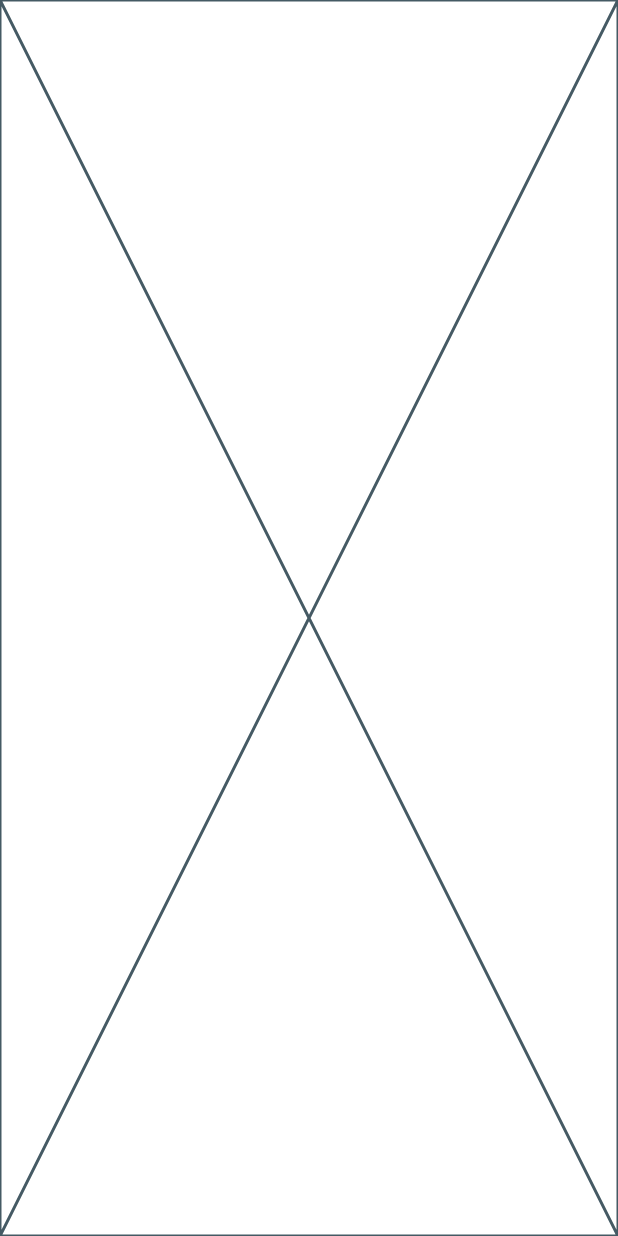
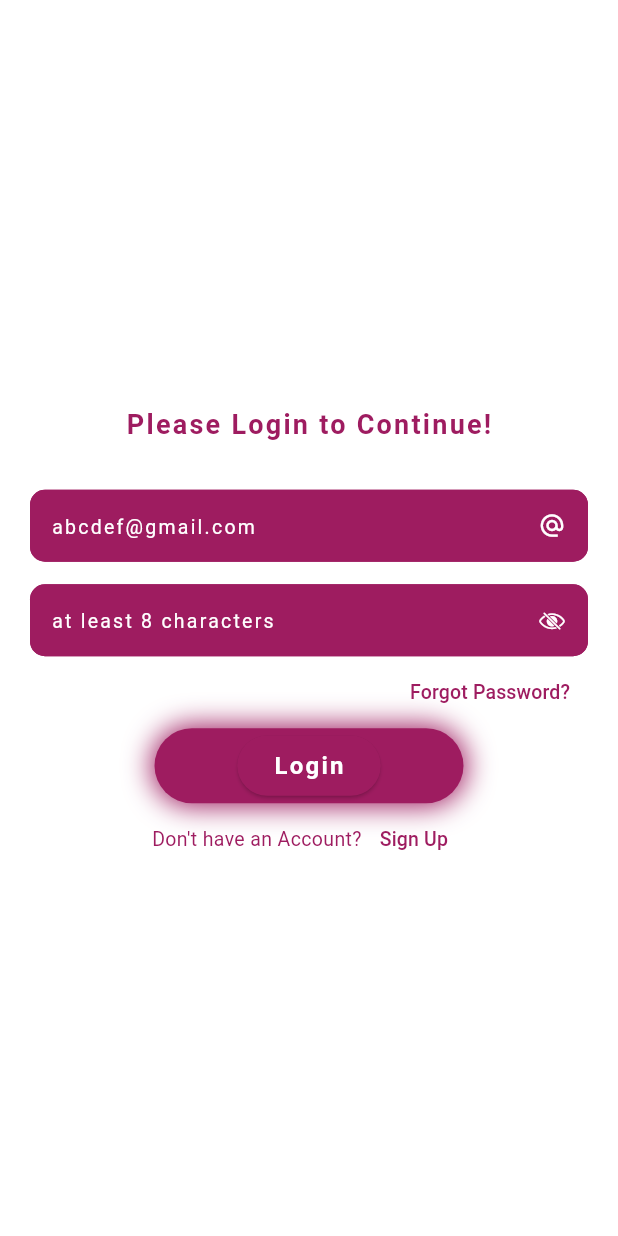
Before and after one commit to AreebaYaseen/Transport_fyp, a Flutter app: the screen it shows after launch, on a phone screen of 412 x 824 dp. Run offline on Flutter 3.47's test engine with Material 3 defaults, Android fonts, the phone set to English and light mode, and no system bars; our stand-ins replace another_flushbar, firebase_auth, firebase_core, firebase_database, fluttertoast, google_fonts and 1 more; accounts and stored records are empty.

Commit message:
login signup screens

```diff
--- /dev/null
+++ b/lib/components/colors.dart
@@ -0,0 +1,8 @@
+import 'package:flutter/material.dart';
+
+class  AppColors {
+
+  static  const Color mColor = Color(0xff9E1C60);
+
+
+}
--- /dev/null
+++ b/lib/components/round_button.dart
@@ -0,0 +1,65 @@
+import 'package:flutter/material.dart';
+import 'package:google_fonts/google_fonts.dart';
+import 'package:transport_fyp/components/colors.dart';
+
+
+class RoundButton extends StatelessWidget {
+  final String title;
+  final bool loading;
+  final VoidCallback onPress;
+  const RoundButton(
+      {super.key,
+      required this.title,
+      this.loading = false,
+      required this.onPress});
+
+  @override
+  Widget build(BuildContext context) {
+    return InkWell(
+      onTap: onPress,
+      child: Center(
+        child: Container(
+          width: MediaQuery.of(context).size.width/2,
+          height: 50,
+          decoration: BoxDecoration(
+            borderRadius: BorderRadius.circular(30),
+            color: AppColors.mColor,
+            boxShadow: [
+              BoxShadow(
+                color: AppColors.mColor,
+                blurRadius: 15,
+                spreadRadius: 2,
+              ),
+            ],
+          ),
+
+          child: Center(
+            child: ElevatedButton(
+
+              style: ElevatedButton.styleFrom(
+
+                backgroundColor: AppColors.mColor,
+                shadowColor: AppColors.mColor,
+                side: BorderSide.none,
+                shape: RoundedRectangleBorder(
+                  borderRadius: BorderRadius.circular(30),
+
+                ),
+              ),
+              onPressed: () {  },
+              child: Text(
+                title,
+                style: GoogleFonts.roboto(
+                  fontSize: 16,
+                  fontWeight: FontWeight.bold,
+                  color: Colors.white,
+                  letterSpacing: 1.5,
+                ),
+              ),
+            ),
+          ),
+        ),
+      ),
+    );
+  }
+}
--- /dev/null
+++ b/lib/screens/login/login_screen.dart
@@ -0,0 +1,243 @@
+import 'package:firebase_auth/firebase_auth.dart';
+import 'package:flutter/cupertino.dart';
+import 'package:flutter/material.dart';
+import 'package:flutter/services.dart';
+import 'package:google_fonts/google_fonts.dart';
+import 'package:transport_fyp/components/colors.dart';
+import 'package:transport_fyp/components/round_button.dart';
+import 'package:transport_fyp/screens/home/home_screen.dart';
+import 'package:transport_fyp/screens/login/signup_screen.dart';
+
+class LoginScreen extends StatefulWidget {
+  const LoginScreen({super.key});
+  @override
+  State<LoginScreen> createState() => _LoginScreenState();
+}
+
+class _LoginScreenState extends State<LoginScreen> {
+  bool loading = false;
+  final _formKey = GlobalKey<FormState>();
+  final TextEditingController emailController = TextEditingController();
+  final TextEditingController passwordController = TextEditingController();
+  final emailFocusNode = FocusNode();
+  final passwordFocusNode = FocusNode();
+
+  final ValueNotifier<bool> _obsecurePassword = ValueNotifier<bool>(true);
+
+  final _auth = FirebaseAuth.instance;
+  @override
+  void dispose() {
+    // TODO: implement dispose
+    super.dispose();
+
+    emailController;
+    passwordController;
+  }
+
+  void login() {
+    setState(() {
+      loading = true;
+    });
+    _auth
+        .signInWithEmailAndPassword(
+            email: emailController.text.toString(),
+            password: passwordController.text.toString())
+        .then((value) {
+      setState(() {
+        loading = false;
+      });
+
+      Navigator.push(
+          context, MaterialPageRoute(builder: (context) =>  const HomeScreen()));
+    }).onError((error, stackTrace) {
+      setState(() {
+        loading = false;
+      });
+
+    });
+  }
+
+  @override
+  Widget build(BuildContext context) {
+    return WillPopScope(
+      onWillPop: () async {
+        SystemNavigator.pop();
+        return true;
+      },
+      child: Scaffold(
+
+
+        backgroundColor: Colors.white,
+        body: Center(
+          child: SafeArea(
+            child: Padding(
+              padding: const EdgeInsets.all(20.0),
+              child: SingleChildScrollView(
+                child: Column(
+                  mainAxisAlignment: MainAxisAlignment.start,
+                  crossAxisAlignment: CrossAxisAlignment.start,
+                  children: [
+
+                     Padding(
+                      padding: EdgeInsets.symmetric(vertical: 30),
+                      child: Center(
+                        child: Text(
+                          'Please Login to Continue!',
+                          style: GoogleFonts.roboto(
+                            fontSize: 18,
+                            fontWeight: FontWeight.bold,
+                            color: AppColors.mColor,
+                            letterSpacing: 1.5,
+                          ),
+                        ),
+                      ),
+                    ),
+                    Form(
+                      key: _formKey,
+                      child: Column(
+                        children: [
+                          TextFormField(
+                            style: const TextStyle(color: Colors.white),
+                            keyboardType: TextInputType.emailAddress,
+                            controller: emailController,
+                            decoration: InputDecoration(
+                                suffixIcon: const Icon(
+                                  Icons.alternate_email,
+                                  color: Colors.white,
+                                  size: 18,
+                                ),
+
+                                filled: true,
+                                fillColor: AppColors.mColor,
+                                focusColor:AppColors.mColor,
+                                focusedBorder: OutlineInputBorder(
+                                  borderSide: const BorderSide(
+                                      color: AppColors.mColor, width: 0.8),
+                                  borderRadius: BorderRadius.circular(10),
+                                ),
+                                border: OutlineInputBorder(
+                                  borderSide: const BorderSide(
+                                      color: AppColors.mColor, width: 0.8),
+                                  borderRadius: BorderRadius.circular(10),
+                                ),
+                                enabledBorder: OutlineInputBorder(
+                                  borderSide: const BorderSide(
+                                      color: AppColors.mColor, width: 0.8),
+                                  borderRadius: BorderRadius.circular(10),
+                                ),
+                                hintText: 'abcdef@gmail.com',
+                                floatingLabelBehavior: FloatingLabelBehavior.always,
+                                hintStyle:   GoogleFonts.roboto(
+                              fontSize: 13,
+                              color: Colors.white,
+                              letterSpacing: 1.5,
+                            ),
+                                contentPadding: const EdgeInsets.symmetric(
+                                    vertical: 12, horizontal: 10)),
+                          ),
+                          const SizedBox(
+                            height: 15,
+                          ),
+                          ValueListenableBuilder(
+                            valueListenable: _obsecurePassword,
+                            builder: (context, value, child) {
+                              return TextFormField(
+                                style: const TextStyle(color: Colors.white),
+                                obscureText: _obsecurePassword.value,
+                                focusNode: passwordFocusNode,
+                                controller: passwordController,
+                                decoration: InputDecoration(
+
+                                  filled: true,
+                                  fillColor:  AppColors.mColor,
+                                  focusColor: AppColors.mColor,
+                                  focusedBorder: OutlineInputBorder(
+                                    borderSide: const BorderSide(
+                                        color:AppColors.mColor, width: 0.8),
+                                    borderRadius: BorderRadius.circular(10),
+                                  ),
+                                  border: const OutlineInputBorder(),
+                                  floatingLabelBehavior: FloatingLabelBehavior.always,
+                                  enabledBorder: OutlineInputBorder(
+                                    borderSide: const BorderSide(
+                                        color: AppColors.mColor, width: 0.8),
+                                    borderRadius: BorderRadius.circular(10),
+                                  ),
+                                  hintText: 'at least 8 characters',
+                                  hintStyle:  GoogleFonts.roboto(
+                                  fontSize: 13,
+                                  color: Colors.white,
+                                  letterSpacing: 1.5,
+                                ),
+                                  contentPadding: const EdgeInsets.symmetric(
+                                      vertical: 12, horizontal: 10),
+                                  suffixIcon: InkWell(
+                                      onTap: () {
+                                        _obsecurePassword.value =
+                                            !_obsecurePassword.value;
+                                      },
+                                      child: Icon(
+                                        _obsecurePassword.value
+                                            ? CupertinoIcons.eye_slash
+                                            : Icons.visibility,
+                                        color: Colors.white,
+                                        size: 17,
+                                      )),
+                                ),
+                              );
+                            },
+                          ),
+                          Align(
+                            alignment: Alignment.bottomRight,
+                            child: TextButton(
+                                onPressed: () {
+
+                                },
+                                child:  Text(
+                                  'Forgot Password?',
+                                  style:  GoogleFonts.roboto(fontSize: 13, color: AppColors.mColor),
+                                )),
+                          ),
+                        ],
+                      ),
+                    ),
+                    RoundButton(
+                        loading: loading,
+                        title: 'Login',
+                        onPress: () {
+                          if (_formKey.currentState!.validate()) {
+                            login();
+                          }
+                        }),
+                    Row(
+                      mainAxisAlignment: MainAxisAlignment.center,
+                      children: [
+                        Text(
+                          "Don't have an Account?",
+                          style:  GoogleFonts.roboto(fontSize: 13, color: AppColors.mColor),
+                        ),
+                        TextButton(
+                            onPressed: () {
+                              Navigator.push(
+                                  context,
+                                  MaterialPageRoute(
+                                      builder: (context) =>
+                                          const SignUpScreen()));
+                            },
+                            child: Text(
+                              'Sign Up',
+                              style:  GoogleFonts.roboto(fontSize: 13, color: AppColors.mColor),
+
+                            )),
+                      ],
+                    ),
+                  ],
+                ),
+              ),
+            ),
+          ),
+        ),
+      ),
+    );
+  }
+}
--- a/lib/screens/splash_screen.dart
+++ b/lib/screens/splash_screen.dart
@@ -1,7 +1,8 @@
 import 'package:flutter/material.dart';
 import 'package:lottie/lottie.dart';
 import 'package:google_fonts/google_fonts.dart';
-import 'package:transport_fyp/screens/SlidingScreen.dart'; // Import google_fonts
+import 'package:transport_fyp/screens/SlidingScreen.dart';
+import 'package:transport_fyp/screens/login/login_screen.dart'; // Import google_fonts
 
 class SplashScreen extends StatefulWidget {
   const SplashScreen({Key? key}) : super(key: key);
@@ -64,7 +65,7 @@ class _SplashScreenState extends State<SplashScreen> with SingleTickerProviderSt
   void _startNavigationTimer() {
     Future.delayed(const Duration(seconds: 5), () {
       Navigator.of(context).pushReplacement(
-        MaterialPageRoute(builder: (context) => const SlidingScreen()),
+        MaterialPageRoute(builder: (context) => const LoginScreen()),
       );
     });
   }
```
Also changed, not shown: lib/components/utils.dart (added, +46 -0 lines), lib/main.dart (+8 -1 lines), lib/screens/home/home_screen.dart (added, +15 -0 lines), lib/screens/login/signup_screen.dart (added, +297 -0 lines), pubspec.yaml (+13 -1 lines), firebase.json (added), lib/firebase_options.dart (added), pubspec.lock, 5 other files.
